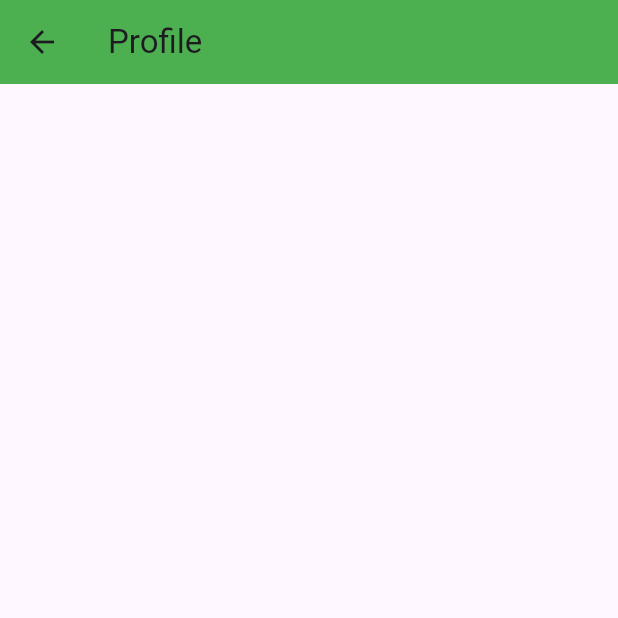
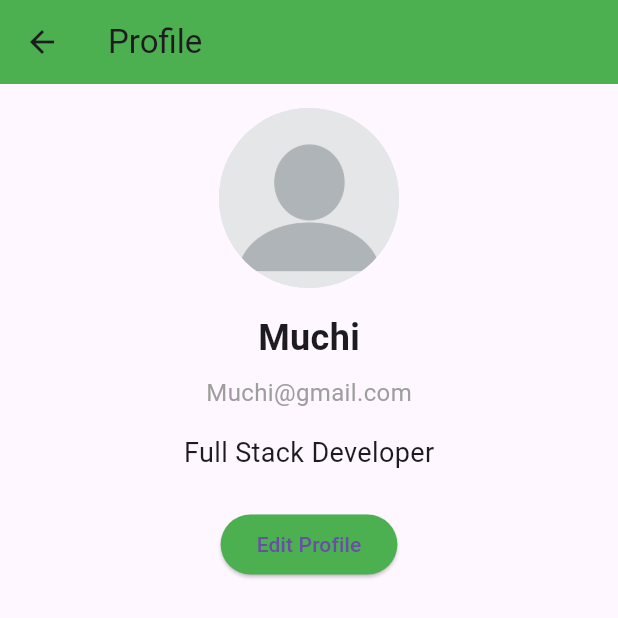
Before and after one commit to Blackwell19992510/uniapp, a Flutter app: the Profile screen opened by its route, on a phone screen of 412 x 824 dp, the top half of it. Run offline on Flutter 3.47's test engine with Material 3 defaults, Android fonts, the phone set to English and light mode, and no system bars.

Commit message:
added profile

```diff
--- a/uniapp/lib/screens/profile.dart
+++ b/uniapp/lib/screens/profile.dart
@@ -8,14 +8,59 @@ class Profile extends StatefulWidget {
 }
 
 class _ProfileState extends State<Profile> {
+  String userName = "Muchi";
+  String userEmail = "Muchi@gmail.com";
+  String userBio = "Full Stack Developer";
+  // You can add more fields as needed
+
   @override
   Widget build(BuildContext context) {
     return Scaffold(
       appBar: AppBar(
+        title: const Text('Profile'),
         backgroundColor: Colors.green,
-        title: const Text("Profile"),
       ),
-      body: const Center(),
+      body: Center(
+        child: Padding(
+          padding: const EdgeInsets.all(16.0),
+          child: Column(
+            crossAxisAlignment: CrossAxisAlignment.center,
+            children: [
+              const CircleAvatar(
+                radius: 60,
+                backgroundImage: AssetImage('images/profile.png'),
+              ),
+              const SizedBox(height: 16),
+              Text(
+                userName,
+                style:
+                    const TextStyle(fontSize: 24, fontWeight: FontWeight.bold),
+              ),
+              const SizedBox(height: 8),
+              Text(
+                userEmail,
+                style: const TextStyle(fontSize: 16, color: Colors.grey),
+              ),
+              const SizedBox(height: 16),
+              Text(
+                userBio,
+                style: const TextStyle(fontSize: 18),
+              ),
+              const SizedBox(height: 24),
+              SizedBox(
+                child: ElevatedButton(
+                  style:
+                      ElevatedButton.styleFrom(backgroundColor: Colors.green),
+                  onPressed: () {
+                    // Add any action you want when the button is pressed
+                  },
+                  child: const Text('Edit Profile'),
+                ),
+              ),
+            ],
+          ),
+        ),
+      ),
     );
   }
 }
```
Also changed, not shown: uniapp/lib/screens/drawer.dart (+17 -9 lines).
